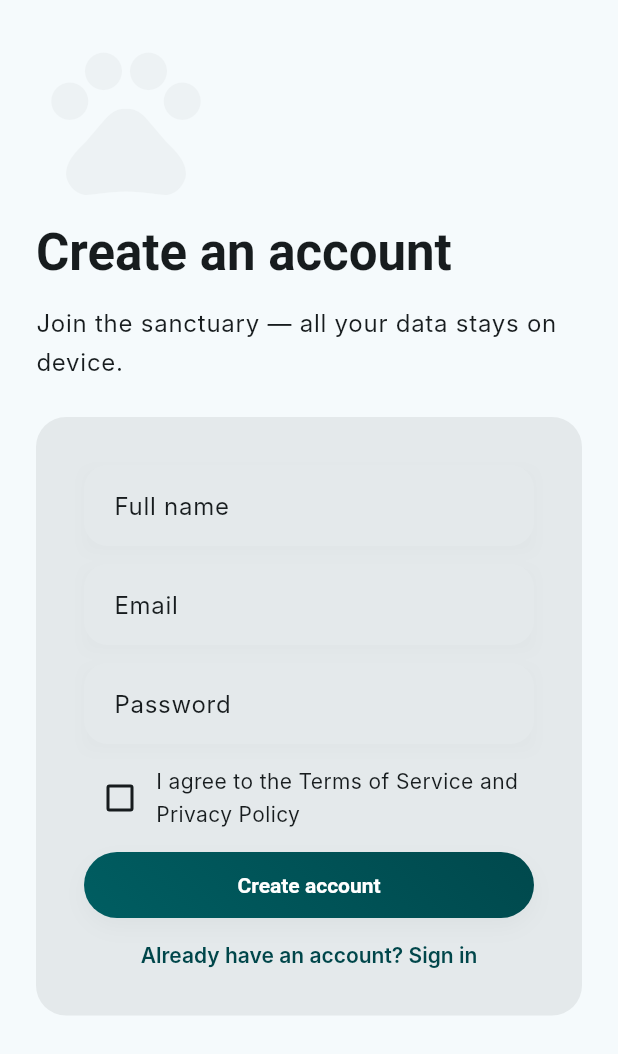
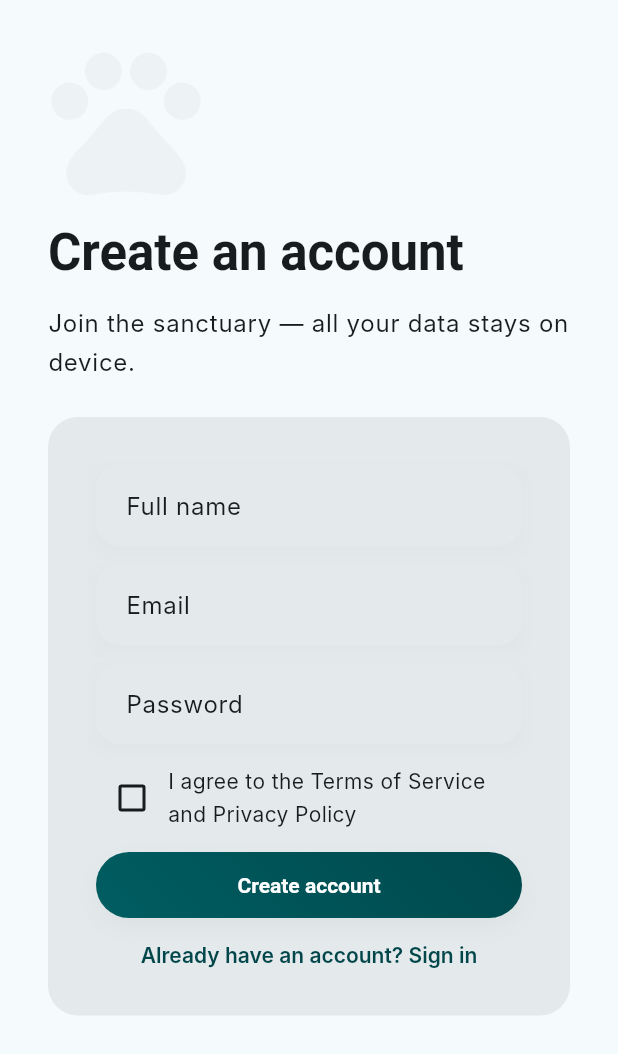
Before and after one commit to tianhaoz95/lumi, a Flutter app: the SignUpScreen screen opened by its route, on a phone screen of 412 x 824 dp. Shown: the top 1054 px of the screen. Run offline on Flutter 3.47's test engine with Material 3 defaults, Android fonts, the phone set to English and light mode, and no system bars; our stand-ins replace appwrite, flutter_riverpod, go_router; missing offline and left inert: dart:ffi, flutter_rust_bridge; Roboto replaces fonts that are missing (Inter, Manrope); statements that could not run were skipped.

Commit message:
Implement login asymmetry and spacing for sign up
Co-authored-by: Copilot <223556219+Copilot@users.noreply.github.com>

```diff
--- a/lib/features/auth/sign_up_screen.dart
+++ b/lib/features/auth/sign_up_screen.dart
@@ -100,9 +100,9 @@ class _SignUpScreenState extends ConsumerState<SignUpScreen> {
                 ),
                 Center(
                   child: ConstrainedBox(
-                    constraints: const BoxConstraints(maxWidth: 920),
+                    constraints: const BoxConstraints(maxWidth: 1000),
                     child: Padding(
-                      padding: const EdgeInsets.symmetric(horizontal: 24.0, vertical: 32.0),
+                      padding: const EdgeInsets.symmetric(horizontal: 32.0, vertical: 32.0),
                       child: SingleChildScrollView(
                         child: wide
                             ? Row(
@@ -111,7 +111,7 @@ class _SignUpScreenState extends ConsumerState<SignUpScreen> {
                                   Expanded(
                                     flex: 3,
                                     child: Padding(
-                                      padding: const EdgeInsets.only(right: 48.0, top: 24.0),
+                                      padding: const EdgeInsets.only(right: 64.0, top: 24.0),
                                       child: Column(
                                         crossAxisAlignment: CrossAxisAlignment.start,
                                         children: [
```
